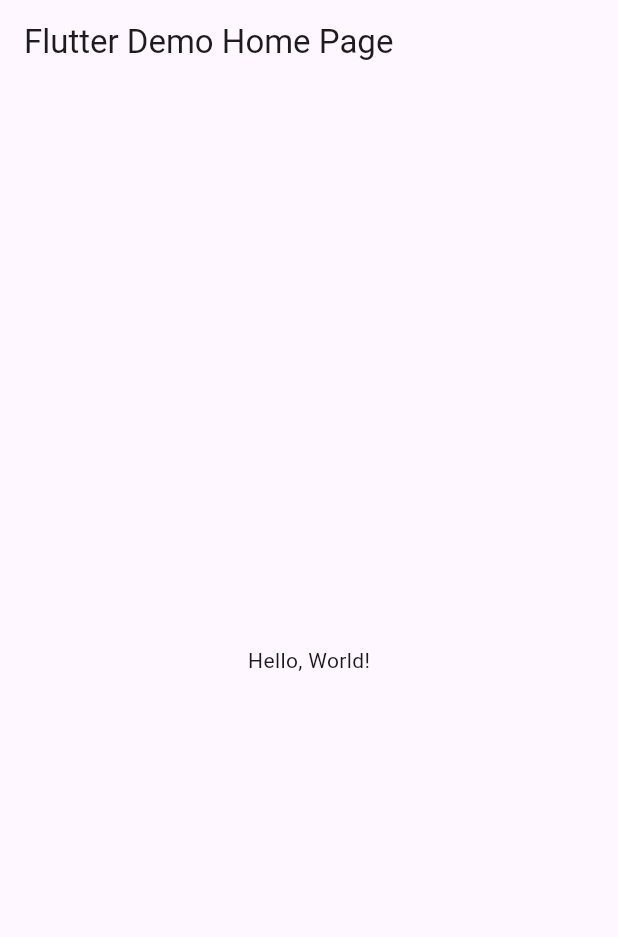
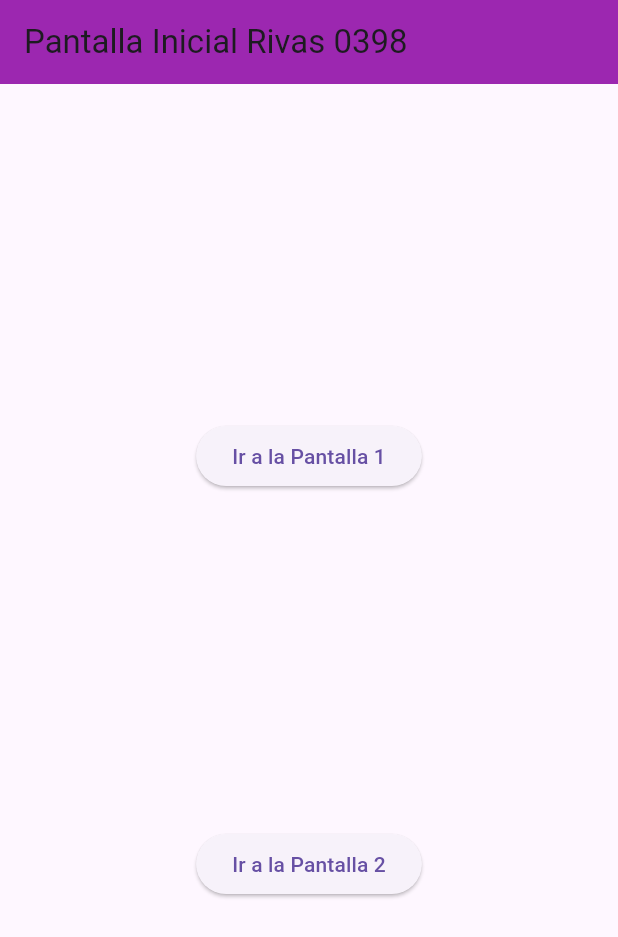
Before and after one commit to AlonsoRivasA/p15-RutasV2-0398, a Flutter app: the screen it shows after launch, on a phone screen of 412 x 824 dp. Shown: the top 937 px of the screen. Run offline on Flutter 3.47's test engine with Material 3 defaults, Android fonts, the phone set to English and light mode, and no system bars.

```diff
--- a/lib/main.dart
+++ b/lib/main.dart
@@ -1,43 +1,22 @@
 import 'package:flutter/material.dart';
+import 'package:rivas0398/pantalla1_0398.dart';
+import 'package:rivas0398/pantalla2_0398.dart';
+import 'package:rivas0398/pantallainicial_0398.dart';
 
-void main() => runApp(MyApp());
+void main() => runApp(MiApp0398());
 
-class MyApp extends StatelessWidget {
-  const MyApp({super.key});
-  // This widget is the root of your application.
+class MiApp0398 extends StatelessWidget {
+  const MiApp0398({Key? key}) : super(key: key);
+
   @override
   Widget build(BuildContext context) {
     return MaterialApp(
-      // Application name
-      title: 'Flutter Hello World',
-      // Application theme data, you can set the colors for the application as
-      // you want
-      theme: ThemeData(
-        // useMaterial3: true,
-        primarySwatch: Colors.blue,
-      ),
-      // A widget which will be started on application startup
-      home: MyHomePage(title: 'Flutter Demo Home Page'),
-    );
-  }
-}
-
-class MyHomePage extends StatelessWidget {
-  final String title;
-  const MyHomePage({super.key, required this.title});
-
-  @override
-  Widget build(BuildContext context) {
-    return Scaffold(
-      appBar: AppBar(
-        // The title text which will be shown on the action bar
-        title: Text(title),
-      ),
-      body: Center(
-        child: Text(
-          'Hello, World!',
-        ),
-      ),
-    );
-  }
-}
+        debugShowCheckedModeBanner: false,
+        initialRoute: "/",
+        routes: {
+          "/": (context) => const PantallaInicial0398(),
+          "/Pantalla1_0398": (context) => const Pantalla1_0398(),
+          "/Pantalla2_0398": (context) => const Pantalla2_0398(),
+        });
+  } // Fin Widget
+} //Fin MiApp0398
--- /dev/null
+++ b/lib/pantalla1_0398.dart
@@ -0,0 +1,28 @@
+import 'package:flutter/material.dart';
+
+class Pantalla1_0398 extends StatelessWidget {
+  const Pantalla1_0398({Key? key}) : super(key: key);
+
+  @override
+  Widget build(BuildContext context) {
+    return Scaffold(
+      appBar: AppBar(
+        title: const Text("Pantalla 1 Rivas 0398"),
+        backgroundColor: Color(0xffff76a5),
+      ),
+      body: Center(
+        child: Column(
+          children: [
+            Container(
+              padding: const EdgeInsets.all(16.0),
+              child: const Text(
+                "Ejemplo Alonso Rivas",
+                style: TextStyle(fontSize: 34.0),
+              ),
+            )
+          ],
+        ),
+      ),
+    );
+  }
+}
--- /dev/null
+++ b/lib/pantalla2_0398.dart
@@ -0,0 +1,25 @@
+import 'package:flutter/material.dart';
+
+class Pantalla2_0398 extends StatelessWidget {
+  const Pantalla2_0398({Key? key}) : super(key: key);
+
+  @override
+  Widget build(BuildContext context) {
+    return Scaffold(
+      appBar: AppBar(
+        title: const Text("Pantalla 2 Rivas 0398"),
+        backgroundColor: Color(0xffed1111),
+      ),
+      body: Center(
+        child: Column(
+          mainAxisAlignment: MainAxisAlignment.center,
+          children: [
+            ElevatedButton(
+                onPressed: () {}, //Si presiona boton
+                child: const Text("Pantalla"))
+          ],
+        ),
+      ),
+    );
+  }
+}
--- /dev/null
+++ b/lib/pantallainicial_0398.dart
@@ -0,0 +1,34 @@
+import 'package:flutter/material.dart';
+
+class PantallaInicial0398 extends StatelessWidget {
+  const PantallaInicial0398({Key? key}) : super(key: key);
+
+  @override
+  Widget build(BuildContext context) {
+    return Scaffold(
+      appBar: AppBar(
+        title: const Text("Pantalla Inicial Rivas 0398"),
+        backgroundColor: Colors.purple,
+      ),
+      body: Center(
+        child: Column(
+          mainAxisAlignment: MainAxisAlignment.spaceEvenly,
+          children: [
+            ElevatedButton(
+              onPressed: () {
+                Navigator.pushNamed(context, "/Pantalla1_0398");
+              },
+              child: const Text("Ir a la Pantalla 1"),
+            ),
+            ElevatedButton(
+              onPressed: () {
+                Navigator.pushNamed(context, "/Pantalla2_0398");
+              },
+              child: const Text("Ir a la Pantalla 2"),
+            )
+          ],
+        ),
+      ),
+    );
+  }
+}
```
